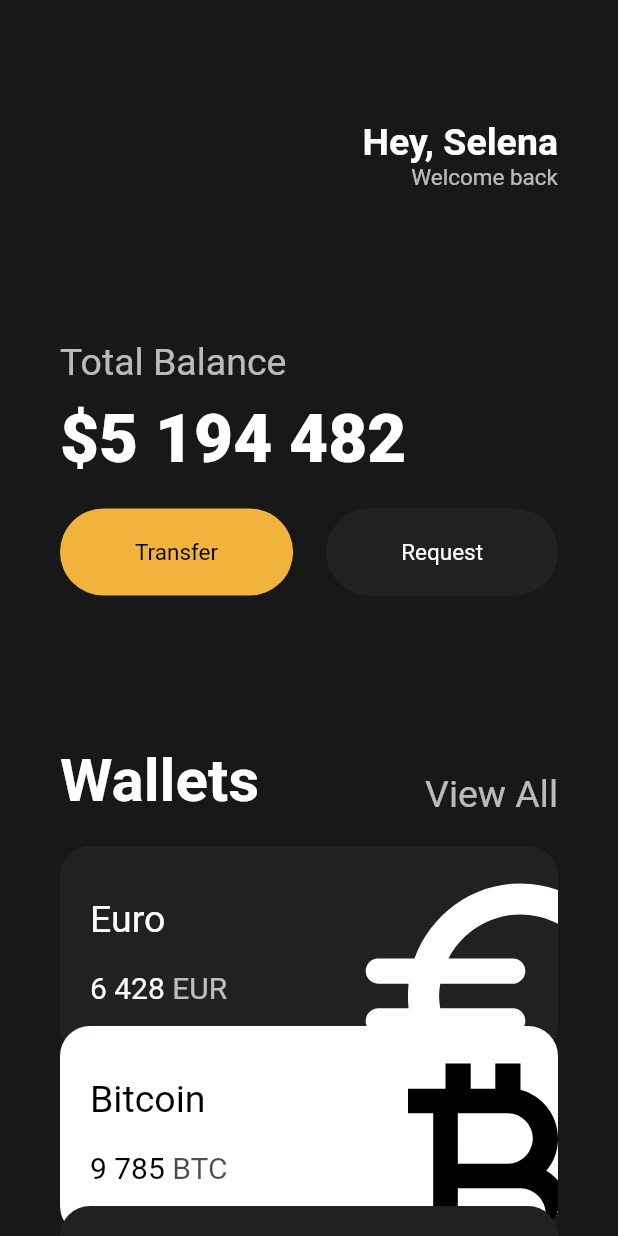
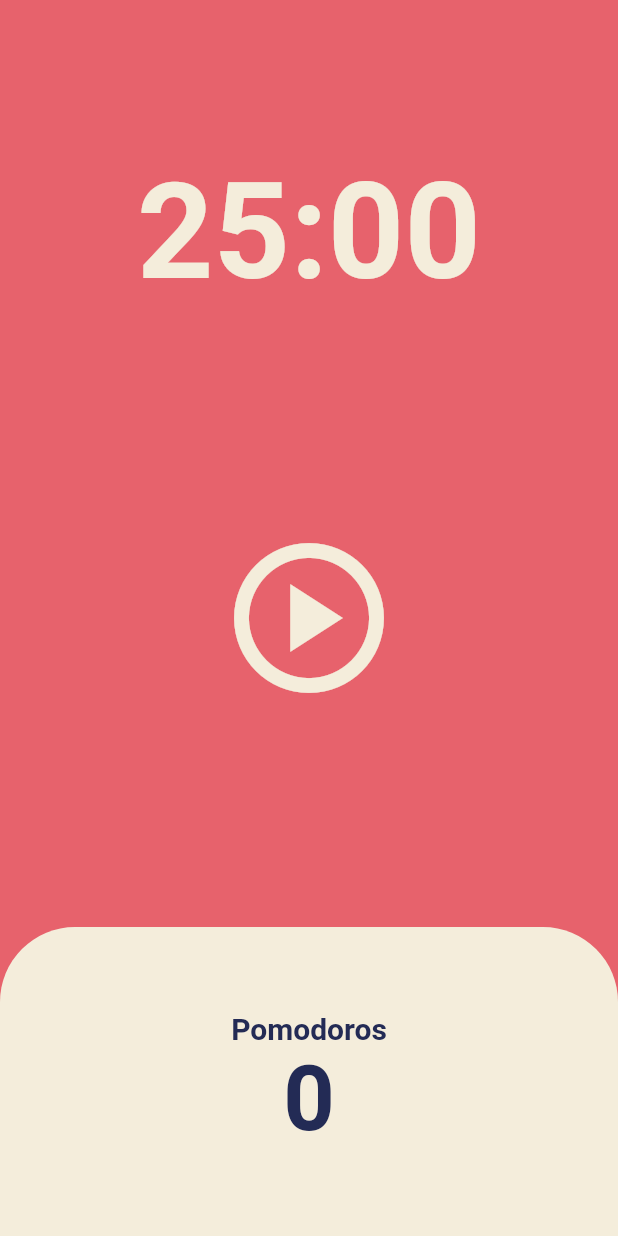
Before and after one commit to 8JSM/toon_app, a Flutter app: the screen it shows after launch, on a phone screen of 412 x 824 dp. Run offline on Flutter 3.47's test engine with Material 2 defaults, Android fonts, the phone set to English and light mode, and no system bars.

Commit message:
PomodoroApp

```diff
--- a/lib/main.dart
+++ b/lib/main.dart
@@ -1,6 +1,5 @@
 import 'package:flutter/material.dart';
-import 'package:toon_app/widgets/button.dart';
-import 'package:toon_app/widgets/currency_card.dart';
+import 'package:toon_app/screens/home_screen.dart';
 
 void main() {
   runApp(const App());
@@ -12,138 +11,160 @@ class App extends StatelessWidget {
   @override
   Widget build(BuildContext context) {
     return MaterialApp(
-      home: Scaffold(
-        backgroundColor: const Color(0xFF181818),
-        body: SingleChildScrollView(
-          child: Padding(
-            padding: const EdgeInsets.symmetric(horizontal: 40),
-            child: Column(
-              crossAxisAlignment: CrossAxisAlignment.start,
-              children: [
-                const SizedBox(
-                  height: 80,
-                ),
-                Row(
-                  mainAxisAlignment: MainAxisAlignment.end,
-                  children: [
-                    Column(
-                      crossAxisAlignment: CrossAxisAlignment.end,
-                      children: [
-                        const Text(
-                          'Hey, Selena',
-                          style: TextStyle(
-                            color: Colors.white,
-                            fontSize: 25,
-                            fontWeight: FontWeight.w600,
-                          ),
-                        ),
-                        Text(
-                          'Welcome back',
-                          style: TextStyle(
-                            color: Colors.white.withOpacity(0.7),
-                            fontSize: 15,
-                          ),
-                        ),
-                      ],
-                    )
-                  ],
-                ),
-                const SizedBox(
-                  height: 100,
-                ),
-                Text(
-                  'Total Balance',
-                  style: TextStyle(
-                    fontSize: 25,
-                    color: Colors.white.withOpacity(0.7),
-                  ),
-                ),
-                const SizedBox(
-                  height: 10,
-                ),
-                const Text(
-                  '\$5 194 482',
-                  style: TextStyle(
-                    fontSize: 45,
-                    fontWeight: FontWeight.w800,
-                    color: Colors.white,
-                  ),
-                ),
-                const SizedBox(
-                  height: 20,
-                ),
-                Row(
-                  mainAxisAlignment: MainAxisAlignment.spaceBetween,
-                  children: const [
-                    Button(
-                        text: 'Transfer',
-                        bgColor: Color(0xFFF1B33B),
-                        textColor: Colors.black),
-                    Button(
-                        text: 'Request',
-                        bgColor: Color(0xFF1F2123),
-                        textColor: Colors.white)
-                  ],
-                ),
-                const SizedBox(
-                  height: 100,
-                ),
-                Row(
-                  mainAxisAlignment: MainAxisAlignment.spaceBetween,
-                  crossAxisAlignment: CrossAxisAlignment.end,
-                  children: [
-                    const Text(
-                      'Wallets',
-                      style: TextStyle(
-                        color: Colors.white,
-                        fontSize: 40,
-                        fontWeight: FontWeight.w600,
-                      ),
-                    ),
-                    Text(
-                      'View All',
-                      style: TextStyle(
-                        color: Colors.white.withOpacity(0.7),
-                        fontSize: 25,
-                      ),
-                    ),
-                  ],
-                ),
-                const SizedBox(
-                  height: 20,
-                ),
-                const CurrencyCard(
-                  name: 'Euro',
-                  amount: '6 428',
-                  code: 'EUR',
-                  icon: Icons.euro_rounded,
-                  isInverted: false,
-                ),
-                Transform.translate(
-                  offset: const Offset(0, -20),
-                  child: const CurrencyCard(
-                    name: 'Bitcoin',
-                    amount: '9 785',
-                    code: 'BTC',
-                    icon: Icons.currency_bitcoin,
-                    isInverted: true,
-                  ),
-                ),
-                Transform.translate(
-                  offset: const Offset(0, -40),
-                  child: const CurrencyCard(
-                    name: 'Dollar',
-                    amount: '428',
-                    code: 'USD',
-                    icon: Icons.attach_money_outlined,
-                    isInverted: false,
-                  ),
-                )
-              ],
-            ),
+      theme: ThemeData(
+        colorScheme: ColorScheme.fromSwatch(
+          backgroundColor: const Color(0xFFE7626C),
+        ),
+        textTheme: const TextTheme(
+          displayLarge: TextStyle(
+            color: Color(0xFF232B55),
           ),
         ),
+        cardColor: const Color(0xFFF4EDDB),
       ),
+      home: const HomeScreen(),
     );
   }
 }
+
+// class App extends StatelessWidget {
+//   const App({super.key});
+
+//   @override
+//   Widget build(BuildContext context) {
+//     return MaterialApp(
+//       home: Scaffold(
+//         backgroundColor: const Color(0xFF181818),
+//         body: SingleChildScrollView(
+//           child: Padding(
+//             padding: const EdgeInsets.symmetric(horizontal: 40),
+//             child: Column(
+//               crossAxisAlignment: CrossAxisAlignment.start,
+//               children: [
+//                 const SizedBox(
+//                   height: 80,
+//                 ),
+//                 Row(
+//                   mainAxisAlignment: MainAxisAlignment.end,
+//                   children: [
+//                     Column(
+//                       crossAxisAlignment: CrossAxisAlignment.end,
+//                       children: [
+//                         const Text(
+//                           'Hey, Selena',
+//                           style: TextStyle(
+//                             color: Colors.white,
+//                             fontSize: 25,
+//                             fontWeight: FontWeight.w600,
+//                           ),
+//                         ),
+//                         Text(
+//                           'Welcome back',
+//                           style: TextStyle(
+//                             color: Colors.white.withOpacity(0.7),
+//                             fontSize: 15,
+//                           ),
+//                         ),
+//                       ],
+//                     )
+//                   ],
+//                 ),
+//                 const SizedBox(
+//                   height: 100,
+//                 ),
+//                 Text(
+//                   'Total Balance',
+//                   style: TextStyle(
+//                     fontSize: 25,
+//                     color: Colors.white.withOpacity(0.7),
+//                   ),
+//                 ),
+//                 const SizedBox(
+//                   height: 10,
+//                 ),
+//                 const Text(
+//                   '\$5 194 482',
+//                   style: TextStyle(
+//                     fontSize: 45,
+//                     fontWeight: FontWeight.w800,
+//                     color: Colors.white,
+//                   ),
+//                 ),
+//                 const SizedBox(
+//                   height: 20,
+//                 ),
+//                 Row(
+//                   mainAxisAlignment: MainAxisAlignment.spaceBetween,
+//                   children: const [
+//                     Button(
+//                         text: 'Transfer',
+//                         bgColor: Color(0xFFF1B33B),
+//                         textColor: Colors.black),
+//                     Button(
+//                         text: 'Request',
+//                         bgColor: Color(0xFF1F2123),
+//                         textColor: Colors.white)
+//                   ],
+//                 ),
+//                 const SizedBox(
+//                   height: 100,
+//                 ),
+//                 Row(
+//                   mainAxisAlignment: MainAxisAlignment.spaceBetween,
+//                   crossAxisAlignment: CrossAxisAlignment.end,
+//                   children: [
+//                     const Text(
+//                       'Wallets',
+//                       style: TextStyle(
+//                         color: Colors.white,
+//                         fontSize: 40,
+//                         fontWeight: FontWeight.w600,
+//                       ),
+//                     ),
+//                     Text(
+//                       'View All',
+//                       style: TextStyle(
+//                         color: Colors.white.withOpacity(0.7),
+//                         fontSize: 25,
+//                       ),
+//                     ),
+//                   ],
+//                 ),
+//                 const SizedBox(
+//                   height: 20,
+//                 ),
+//                 const CurrencyCard(
+//                   name: 'Euro',
+//                   amount: '6 428',
+//                   code: 'EUR',
+//                   icon: Icons.euro_rounded,
+//                   isInverted: false,
+//                 ),
+//                 Transform.translate(
+//                   offset: const Offset(0, -20),
+//                   child: const CurrencyCard(
+//                     name: 'Bitcoin',
+//                     amount: '9 785',
+//                     code: 'BTC',
+//                     icon: Icons.currency_bitcoin,
+//                     isInverted: true,
+//                   ),
+//                 ),
+//                 Transform.translate(
+//                   offset: const Offset(0, -40),
+//                   child: const CurrencyCard(
+//                     name: 'Dollar',
+//                     amount: '428',
+//                     code: 'USD',
+//                     icon: Icons.attach_money_outlined,
+//                     isInverted: false,
+//                   ),
+//                 )
+//               ],
+//             ),
+//           ),
+//         ),
+//       ),
+//     );
+//   }
+// }
--- /dev/null
+++ b/lib/screens/home_screen.dart
@@ -0,0 +1,128 @@
+import 'package:flutter/material.dart';
+import 'dart:async';
+
+class HomeScreen extends StatefulWidget {
+  const HomeScreen({super.key});
+
+  @override
+  State<HomeScreen> createState() => _HomeScreenState();
+}
+
+class _HomeScreenState extends State<HomeScreen> {
+  int totalseconds = 1500;
+  int totalpomodoros = 0;
+  bool isRunning = false;
+  late Timer timer;
+
+  void onTick(Timer timer) {
+    if (totalseconds == 0) {
+      setState(
+        () {
+          totalpomodoros = totalpomodoros + 1;
+          totalseconds = 1500;
+          isRunning = false;
+        },
+      );
+      timer.cancel();
+    } else {
+      setState(() {
+        totalseconds = totalseconds - 1;
+      });
+    }
+  }
+
+  void onStartedPressed() {
+    timer = Timer.periodic(const Duration(seconds: 1), onTick);
+    setState(() {
+      isRunning = true;
+    });
+  }
+
+  void onPausePressed() {
+    timer.cancel();
+    setState(() {
+      isRunning = false;
+    });
+  }
+
+  String format(int seconds) {
+    var duration = Duration(seconds: seconds);
+    return duration.toString().split('.').first.substring(2, 7);
+  }
+
+  @override
+  Widget build(BuildContext context) {
+    return Scaffold(
+      backgroundColor: Theme.of(context).colorScheme.background,
+      body: Column(
+        children: [
+          Flexible(
+            flex: 1,
+            child: Container(
+              alignment: Alignment.bottomCenter,
+              child: Text(
+                format(totalseconds),
+                style: TextStyle(
+                  color: Theme.of(context).cardColor,
+                  fontSize: 89,
+                  fontWeight: FontWeight.w600,
+                ),
+              ),
+            ),
+          ),
+          Flexible(
+            flex: 2,
+            child: Center(
+              child: IconButton(
+                  iconSize: 120,
+                  color: Theme.of(context).cardColor,
+                  onPressed: isRunning ? onPausePressed : onStartedPressed,
+                  icon: Icon(isRunning
+                      ? Icons.pause_circle_outline
+                      : Icons.play_circle_outlined)),
+            ),
+          ),
+          Flexible(
+            flex: 1,
+            child: Row(
+              children: [
+                Expanded(
+                  child: Container(
+                    decoration: BoxDecoration(
+                      color: Theme.of(context).cardColor,
+                      borderRadius:
+                          const BorderRadius.vertical(top: Radius.circular(50)),
+                    ),
+                    child: Column(
+                      mainAxisAlignment: MainAxisAlignment.center,
+                      children: [
+                        Text(
+                          'Pomodoros',
+                          style: TextStyle(
+                            fontSize: 20,
+                            fontWeight: FontWeight.w600,
+                            color:
+                                Theme.of(context).textTheme.displayLarge!.color,
+                          ),
+                        ),
+                        Text(
+                          '$totalpomodoros',
+                          style: TextStyle(
+                            fontSize: 60,
+                            fontWeight: FontWeight.w600,
+                            color:
+                                Theme.of(context).textTheme.displayLarge!.color,
+                          ),
+                        ),
+                      ],
+                    ),
+                  ),
+                ),
+              ],
+            ),
+          ),
+        ],
+      ),
+    );
+  }
+}
```
